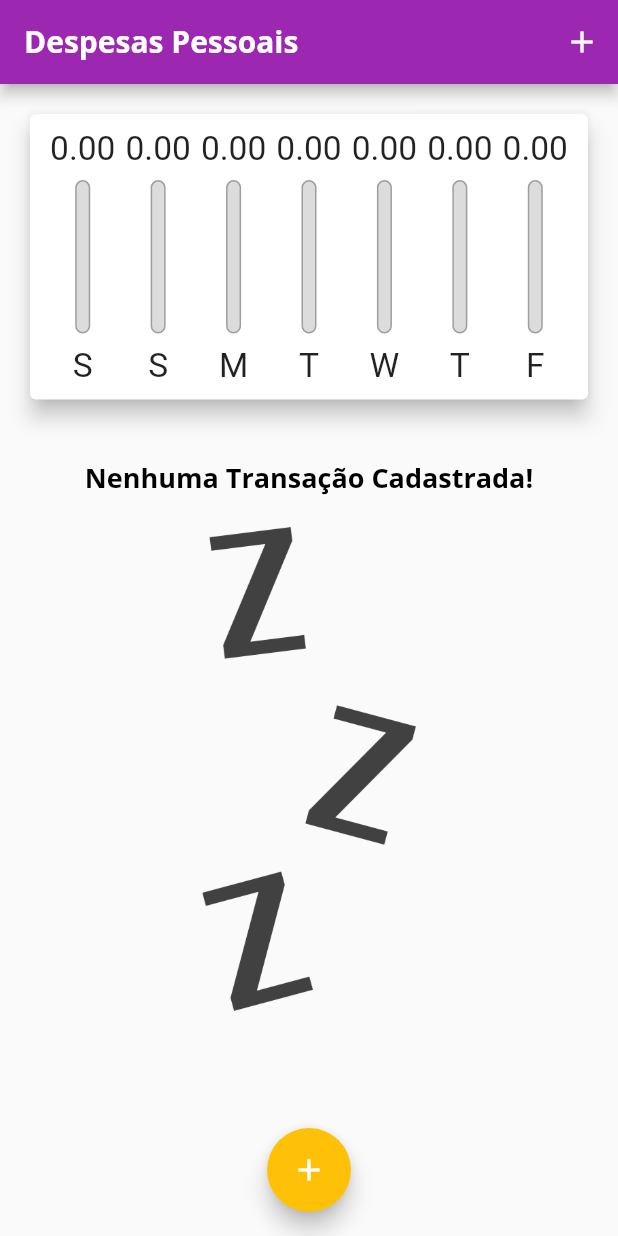
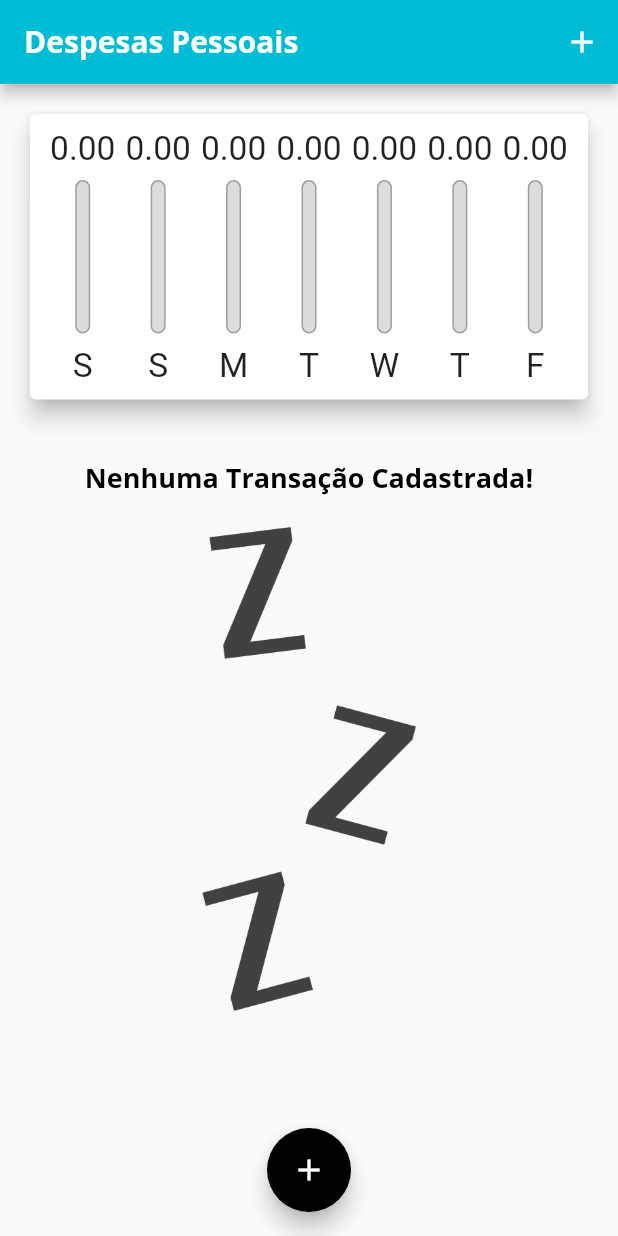
Before and after one commit to luiztrisoft/expenses, a Flutter app: the screen it shows after launch, on a phone screen of 412 x 824 dp. Run offline on Flutter 3.47's test engine with Material 2 defaults, Android fonts, the phone set to English and light mode, and no system bars.

Commit message:
Print do app

```diff
--- a/lib/components/transaction_item.dart
+++ b/lib/components/transaction_item.dart
@@ -79,7 +79,7 @@ class _TransactionItemState extends State<TransactionItem> {
               )
             : IconButton(
                 icon: const Icon(Icons.delete),
-                color: Theme.of(context).errorColor,
+                color: Colors.cyan, // Theme.of(context).errorColor,
                 onPressed: () => widget.onRemove(widget.tr.id),
               ),
       ),
--- a/lib/main.dart
+++ b/lib/main.dart
@@ -22,8 +22,8 @@ class ExpensesApp extends StatelessWidget {
       home: const MyHomePage(),
       theme: tema.copyWith(
         colorScheme: tema.colorScheme.copyWith(
-          primary: Colors.purple,
-          secondary: Colors.amber,
+          primary: Colors.cyan,
+          secondary: Colors.black,
         ),
         textTheme: tema.textTheme.copyWith(
           headline6: const TextStyle(
```
Also changed, not shown: app image.png (added).
